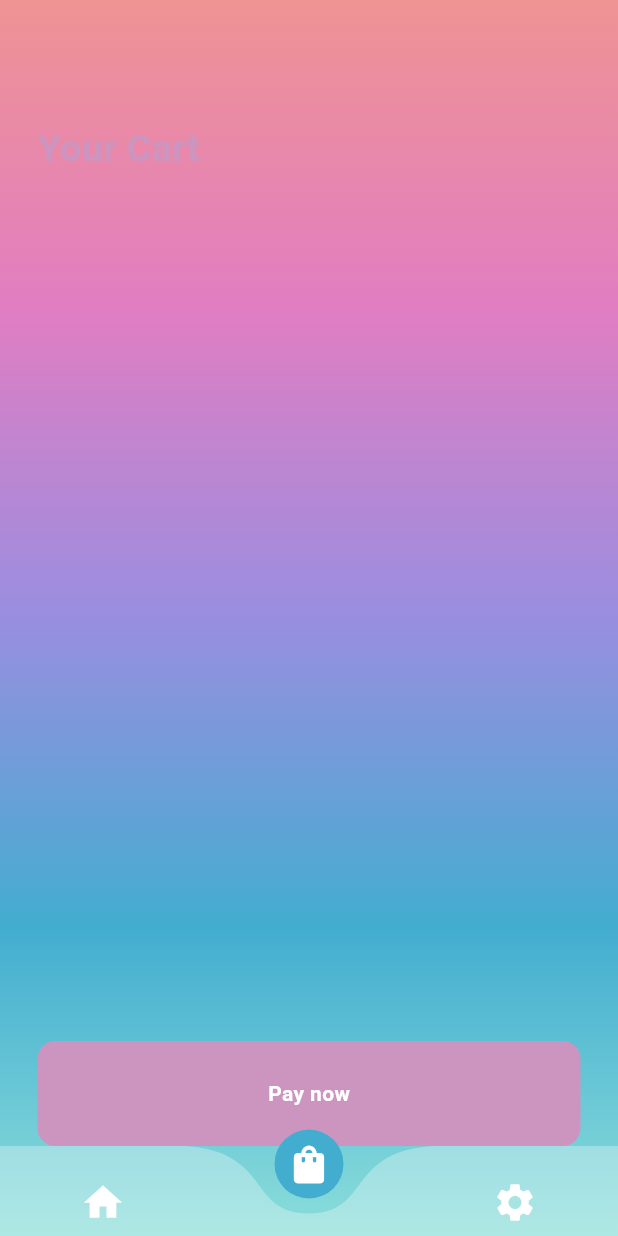
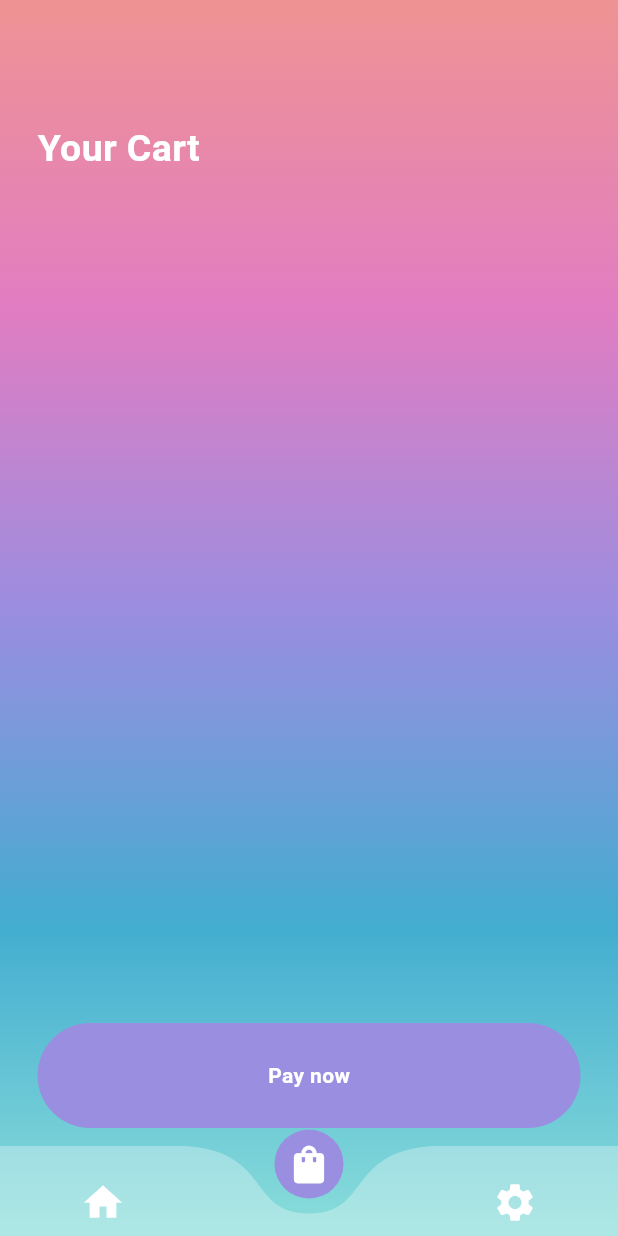
Before and after one commit to carolax14/futur_ice_cream_v1, a Flutter app: the HomePage screen opened directly, item 2 of the bottom bar chosen, after a tap on "Pay now", on a phone screen of 412 x 824 dp. Run offline on Flutter 3.47's test engine with Material 3 defaults, Android fonts, the phone set to English and light mode, and no system bars; drawn by our look-alikes of curved_navigation_bar.

Commit message:
Modif de la tab Bar

```diff
--- a/lib/components/cart_tile.dart
+++ b/lib/components/cart_tile.dart
@@ -42,9 +42,9 @@ class CartTile extends StatelessWidget {
         ),
         subtitle: Text('${iceCream.price}€'),
         trailing: IconButton(
-          icon: Icon(
+          icon: const Icon(
             Icons.delete,
-            color: bodyText2,
+            color: Colors.black54,
           ),
           onPressed: onPressed,
         ),
--- a/lib/components/ice_cream_tile.dart
+++ b/lib/components/ice_cream_tile.dart
@@ -68,17 +68,17 @@ class IceCreamTile extends StatelessWidget {
             // ice cream flavor
             Text(
               iceCream.name,
-              style: TextStyle(
-                color: bodyText1,
+              style: const TextStyle(
+                color: Colors.black87,
                 fontWeight: FontWeight.bold,
                 fontSize: 16,
               ),
             ),
             const SizedBox(height: 0),
-            Text(
+            const Text(
               '120 kal',
               style: TextStyle(
-                color: bodyText2,
+                color: Colors.black38,
               ),
             ),
 
@@ -92,7 +92,7 @@ class IceCreamTile extends StatelessWidget {
                   IconButton(
                     icon: Icon(
                       isFavorited ? Icons.favorite : Icons.favorite_border,
-                      color: isFavorited ? Colors.red : buttonColor,
+                      color: isFavorited ? Colors.red : Colors.black26,
                     ),
                     onPressed: () {
                       setState(() {
@@ -103,9 +103,9 @@ class IceCreamTile extends StatelessWidget {
 
                   // view button
                   IconButton(
-                    icon: Icon(
-                      Icons.arrow_forward,
-                      color: bodyText2,
+                    icon: const Icon(
+                      Icons.arrow_forward_rounded,
+                      color: Colors.black54,
                     ),
                     onPressed: onPressed,
                   ),
--- a/lib/components/my_button.dart
+++ b/lib/components/my_button.dart
@@ -30,7 +30,7 @@ class MyButton extends StatelessWidget {
         width: double.infinity,
         decoration: BoxDecoration(
           color: buttonColor,
-          borderRadius: BorderRadius.circular(12),
+          borderRadius: BorderRadius.circular(40),
         ),
         padding: const EdgeInsets.all(25),
         child: Center(
--- a/lib/components/my_tab.dart
+++ b/lib/components/my_tab.dart
@@ -12,7 +12,7 @@ class MyTab extends StatelessWidget {
       height: 60,
       child: Container(
         padding: const EdgeInsets.all(15),
-        decoration: BoxDecoration(
+        decoration: const BoxDecoration(
           color: Colors.white24,
           // borderRadius: BorderRadius.circular(12),
           shape: BoxShape.circle,
--- a/lib/pages/cart_page.dart
+++ b/lib/pages/cart_page.dart
@@ -38,16 +38,16 @@ class _CartPageState extends State<CartPage> {
       builder: (context, value, child) => Column(
         children: [
           // heading
-          Row(
+          const Row(
             children: [
               Padding(
-                padding: const EdgeInsets.only(left: 25.0, top: 25, bottom: 25),
+                padding: EdgeInsets.only(left: 25.0, top: 25, bottom: 25),
                 child: Text(
                   'Your Cart',
                   style: TextStyle(
                       fontSize: 25,
                       fontWeight: FontWeight.bold,
-                      color: buttonColor),
+                      color: Colors.white),
                 ),
               ),
             ],
@@ -71,7 +71,10 @@ class _CartPageState extends State<CartPage> {
           ),
 
           // pay button
-          MyButton(text: "Pay now", onTap: payNow)
+          Padding(
+            padding: const EdgeInsets.only(bottom: 12.0),
+            child: MyButton(text: "Pay now", onTap: payNow),
+          )
         ],
       ),
     );
--- a/lib/pages/home_page.dart
+++ b/lib/pages/home_page.dart
@@ -45,7 +45,7 @@ class _HomePageState extends State<HomePage> {
           Icon(Icons.settings, size: 30, color: Colors.white),
         ],
         color: Colors.white30,
-        buttonBackgroundColor: myGradient.colors[1],
+        buttonBackgroundColor: myGradient.colors[2],
         backgroundColor: Colors.transparent,
         animationCurve: Curves.easeInOut,
         animationDuration: const Duration(milliseconds: 600),
--- a/lib/pages/intro_page.dart
+++ b/lib/pages/intro_page.dart
@@ -1,4 +1,5 @@
 import 'package:flutter/material.dart';
+
 import '../const.dart';
 import 'home_page.dart';
 
--- a/lib/pages/shop_page.dart
+++ b/lib/pages/shop_page.dart
@@ -46,7 +46,7 @@ class _ShopPageState extends State<ShopPage> {
     return DefaultTabController(
       length: myTabs.length,
       child: Container(
-        decoration: const BoxDecoration(gradient: myGradient),
+        decoration: const BoxDecoration(color: Colors.transparent),
         child: Scaffold(
           backgroundColor: Colors.transparent,
           appBar: AppBar(
@@ -98,7 +98,7 @@ class _ShopPageState extends State<ShopPage> {
                         hintText: 'Search flavors...',
                         prefixIcon: const Icon(Icons.search),
                         border: OutlineInputBorder(
-                          borderRadius: BorderRadius.circular(25),
+                          borderRadius: BorderRadius.circular(40),
                           borderSide: BorderSide.none,
                         ),
                         filled: true,
@@ -111,7 +111,10 @@ class _ShopPageState extends State<ShopPage> {
                           30.0), // Espace entre la barre de recherche et le TabBar
                   TabBar(
                     tabs: myTabs,
-                    indicatorColor: Color.fromARGB(213, 146, 254, 157),
+                    unselectedLabelColor: Colors.white,
+                    indicatorSize: TabBarIndicatorSize.label,
+                    indicator: BoxDecoration(
+                        shape: BoxShape.circle, color: highlightColor),
                   ),
                 ],
               ),
--- a/pubspec.yaml
+++ b/pubspec.yaml
@@ -39,6 +39,8 @@ dependencies:
   provider: ^6.0.5
   curved_navigation_bar: ^1.0.6
   motion_tab_bar: ^2.0.4
+  motion_tab_bar_v2: ^0.3.0
+  google_fonts: ^3.0.1
 
 dev_dependencies:
   flutter_test:
```
Also changed, not shown: lib/const.dart (+5 -5 lines), lib/pages/test.dart (+10 -10 lines), pubspec.lock, 1 other file.
